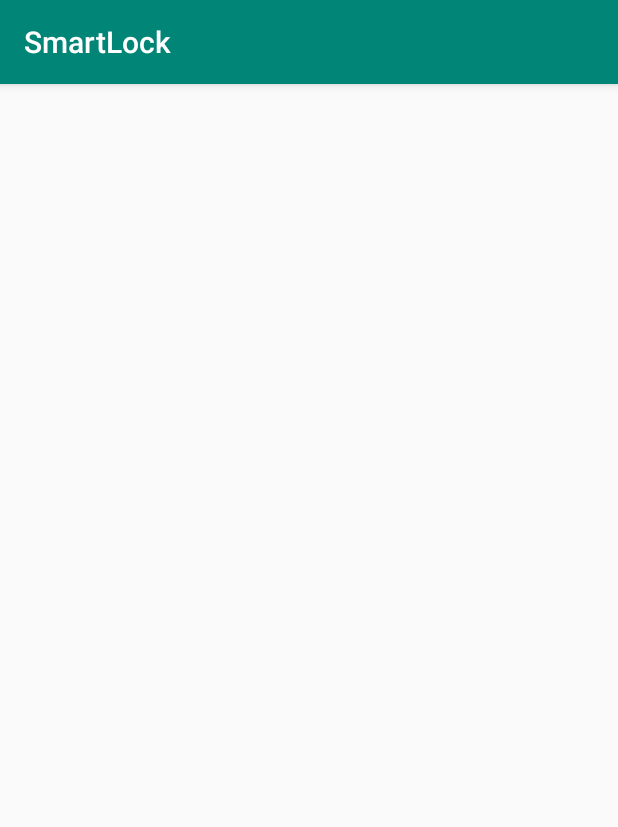
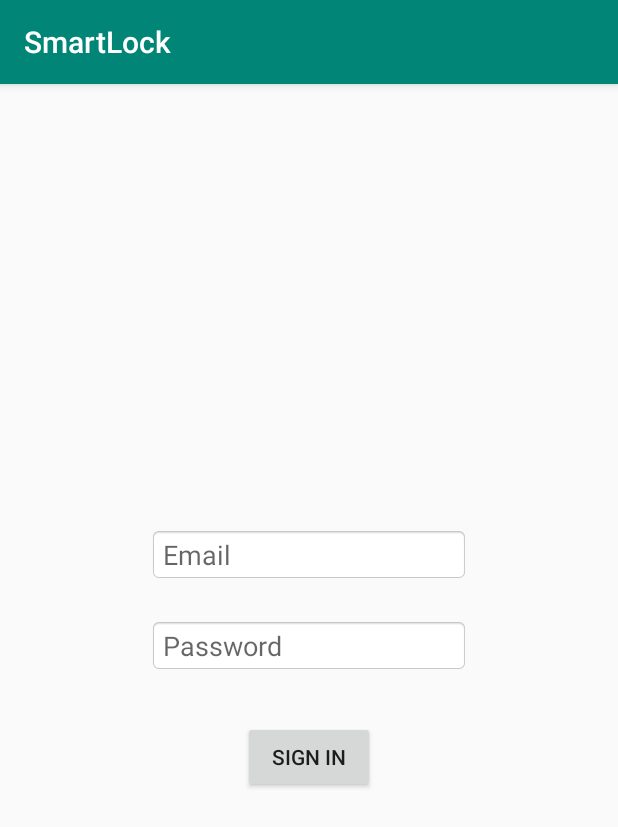
Before and after one commit to bomohit/SmartLock-with-Aes-Passcode-Encrypt, an Android app: the SelectionLogin screen opened directly, with no data from a screen before it, on a phone screen of 412 x 824 dp. Shown: the top 827 px of the screen. Run offline under Robolectric (Android 15) with nearby library versions, the phone set to English and light mode, and no system bars.

Commit message:
create ui for login

```diff
--- a/app/src/main/res/layout/selection_login.xml
+++ b/app/src/main/res/layout/selection_login.xml
@@ -1,6 +1,49 @@
 <?xml version="1.0" encoding="utf-8"?>
-<androidx.constraintlayout.widget.ConstraintLayout
-    xmlns:android="http://schemas.android.com/apk/res/android" android:layout_width="match_parent"
+<androidx.constraintlayout.widget.ConstraintLayout xmlns:android="http://schemas.android.com/apk/res/android"
+    xmlns:app="http://schemas.android.com/apk/res-auto"
+    xmlns:tools="http://schemas.android.com/tools"
+    android:layout_width="match_parent"
     android:layout_height="match_parent">
 
+    <EditText
+        android:id="@+id/editEmail"
+        android:layout_width="wrap_content"
+        android:layout_height="wrap_content"
+        android:layout_marginBottom="24dp"
+        android:background="@android:drawable/editbox_background_normal"
+        android:ems="10"
+        android:hint="Email"
+        android:inputType="textPersonName"
+        app:layout_constraintBottom_toTopOf="@+id/editPwd"
+        app:layout_constraintEnd_toEndOf="parent"
+        app:layout_constraintHorizontal_bias="0.5"
+        app:layout_constraintStart_toStartOf="parent"
+        app:layout_constraintTop_toTopOf="parent"
+        app:layout_constraintVertical_chainStyle="packed" />
+
+    <EditText
+        android:id="@+id/editPwd"
+        android:layout_width="wrap_content"
+        android:layout_height="wrap_content"
+        android:layout_marginBottom="32dp"
+        android:background="@android:drawable/editbox_background_normal"
+        android:ems="10"
+        android:hint="Password"
+        android:inputType="textPersonName"
+        app:layout_constraintBottom_toTopOf="@+id/buttonSignIn"
+        app:layout_constraintEnd_toEndOf="parent"
+        app:layout_constraintHorizontal_bias="0.5"
+        app:layout_constraintStart_toStartOf="parent"
+        app:layout_constraintTop_toBottomOf="@+id/editEmail"
+        app:layout_constraintVertical_chainStyle="packed" />
+
+    <Button
+        android:id="@+id/buttonSignIn"
+        android:layout_width="wrap_content"
+        android:layout_height="wrap_content"
+        android:text="sign in"
+        app:layout_constraintBottom_toBottomOf="parent"
+        app:layout_constraintEnd_toEndOf="parent"
+        app:layout_constraintStart_toStartOf="parent"
+        app:layout_constraintTop_toBottomOf="@+id/editPwd" />
 </androidx.constraintlayout.widget.ConstraintLayout>
```
